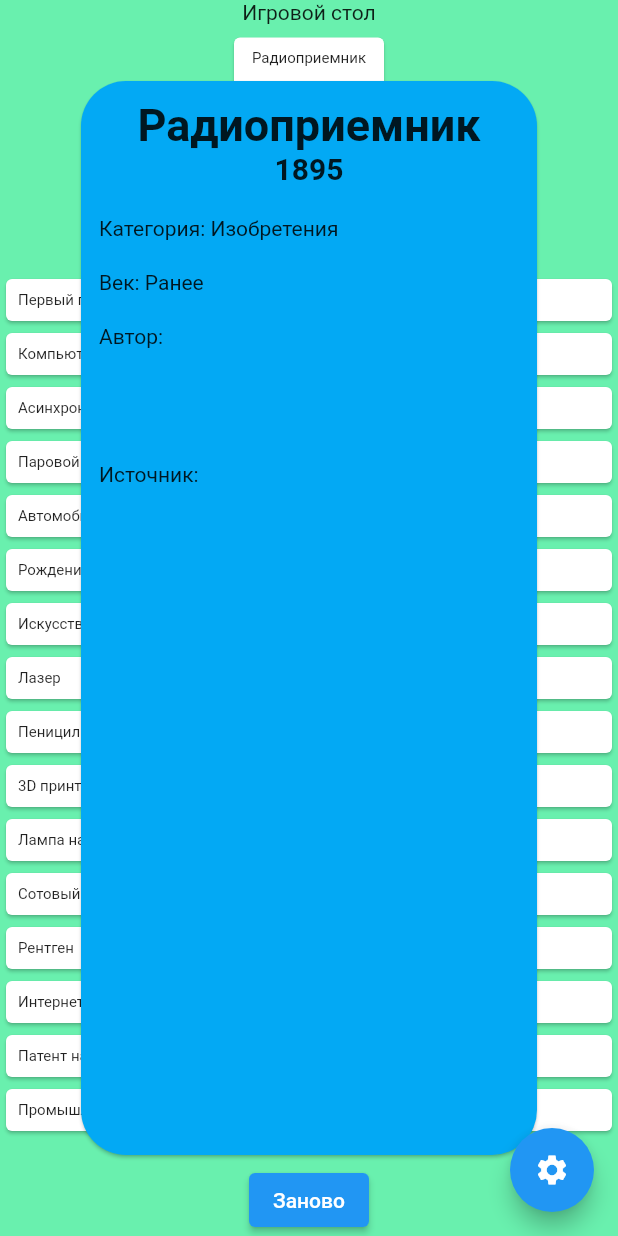
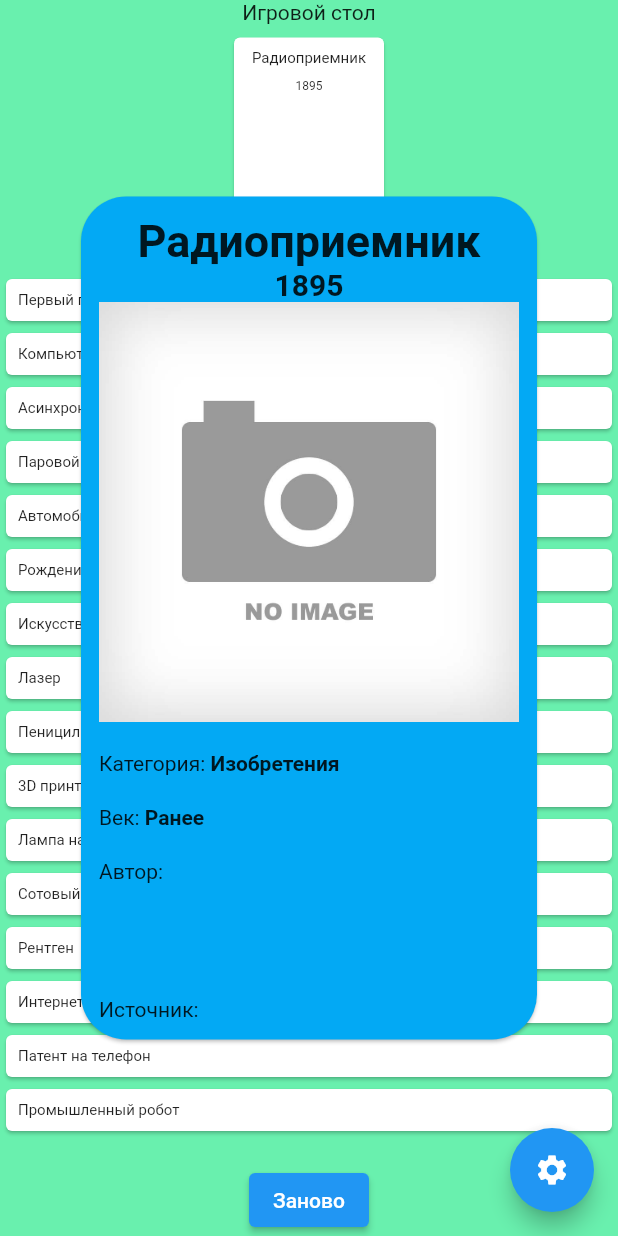
Before and after one commit to Emerald2014/timeline, a Flutter app: the screen it shows after launch, after a tap on "Радиоприемник", on a phone screen of 412 x 824 dp. Run offline on Flutter 3.47's test engine with Material 2 defaults, Android fonts, the phone set to English and light mode, and no system bars.

Commit message:
Дополнил информацию на карточке при открытии

```diff
--- a/lib/data/card_list.dart
+++ b/lib/data/card_list.dart
@@ -13,6 +13,7 @@ List<GameCard> cardListOnHand = [
       author: "Томас Севери",
       category: Category.inventions,
       geography: Geography.allWorld,
+      image: "assets/steam-engine-1698-granger.jpg",
       century: Century.XVII),
   GameCard(id: 4, name: "Рождение фотографии", year: 1839, category: Category.opens, century: Century.earlier),
   GameCard(id: 4, name: "Патент на телефон", year: 1876, category: Category.inventions, century: Century.XIV),
--- a/lib/model/game_card.dart
+++ b/lib/model/game_card.dart
@@ -1,11 +1,10 @@
-import 'package:flutter/cupertino.dart';
 import '../data/enums.dart';
 
 class GameCard {
   final String name;
   final int year;
   late final DateTime? date;
-  late final AssetImage? image;
+  late final String image;
   late final String description;
   late final String source;
   late final String author;
@@ -20,7 +19,7 @@ class GameCard {
       {required this.name,
       required this.year,
       this.date,
-      this.image = const AssetImage("assets/no_image.jpg"),
+      this.image = "assets/no_image.jpg",
       this.description = "",
       this.source = "",
       this.author = "",
--- a/lib/ui/widgets/card_screen.dart
+++ b/lib/ui/widgets/card_screen.dart
@@ -14,39 +14,59 @@ Widget openCard(BuildContext context, int index, List<GameCard> boardCardList) {
         color: Colors.lightBlue,
         child: Padding(
           padding: const EdgeInsets.all(12.0),
+          child: SingleChildScrollView(
             child: Column(
               crossAxisAlignment: CrossAxisAlignment.stretch,
               children: [
                 Text(openCard.name,
                     textAlign: TextAlign.center,
-                  style: TextStyle(fontSize: 30, fontWeight: FontWeight.bold)),
+                    style:
+                        TextStyle(fontSize: 30, fontWeight: FontWeight.bold)),
                 Text(openCard.year.toString(),
                     textAlign: TextAlign.center,
-                  style: TextStyle(fontSize: 20, fontWeight: FontWeight.bold)),
+                    style:
+                        TextStyle(fontSize: 20, fontWeight: FontWeight.bold)),
+                Image.asset(openCard.image as String),
                 SizedBox(
                   height: 20,
                 ),
                 Row(
-                children: [Text("Категория: "), Text(openCard.category.name)],
+                  children: [
+                    Text("Категория: "),
+                    Text(openCard.category.name,
+                        style: TextStyle(
+                            fontSize: 14, fontWeight: FontWeight.bold))
+                  ],
                 ),
                 SizedBox(
                   height: 20,
                 ),
                 Row(
-                children: [Text("Век: "), Text(openCard.century.name)],
+                  children: [
+                    Text("Век: "),
+                    Text(openCard.century.name,
+                        style: TextStyle(
+                            fontSize: 14, fontWeight: FontWeight.bold))
+                  ],
                 ),
                 SizedBox(
                   height: 20,
                 ),
                 Row(
-                children: [Text("Автор: "), Text(openCard.author)],
+                  children: [
+                    Text("Автор: "),
+                    Text(openCard.author,
+                        style: TextStyle(
+                            fontSize: 14, fontWeight: FontWeight.bold))
+                  ],
                 ),
                 SizedBox(
                   height: 20,
                 ),
                 Text(openCard.description.toString(),
                     textAlign: TextAlign.start,
-                  style: TextStyle(fontSize: 14, fontWeight: FontWeight.bold)),
+                    style:
+                        TextStyle(fontSize: 14, fontWeight: FontWeight.bold)),
                 SizedBox(
                   height: 20,
                 ),
@@ -56,10 +76,12 @@ Widget openCard(BuildContext context, int index, List<GameCard> boardCardList) {
                 Row(
                   children: [
                     Text("Источник: "),
-                  Text(openCard.source.toString(),
+                    Flexible(
+                      child: Text(openCard.source.toString(),
                           textAlign: TextAlign.start,
-                      style:
-                          TextStyle(fontSize: 12, fontWeight: FontWeight.bold)),
+                          style: TextStyle(
+                              fontSize: 12, fontWeight: FontWeight.bold)),
+                    )
                   ],
                 ),
               ],
@@ -67,5 +89,6 @@ Widget openCard(BuildContext context, int index, List<GameCard> boardCardList) {
           ),
         ),
       ),
+    ),
   );
 }
```
Also changed, not shown: assets/steam-engine-1698-granger.jpg (added). Lines whose indentation alone changed are shown as unchanged.
